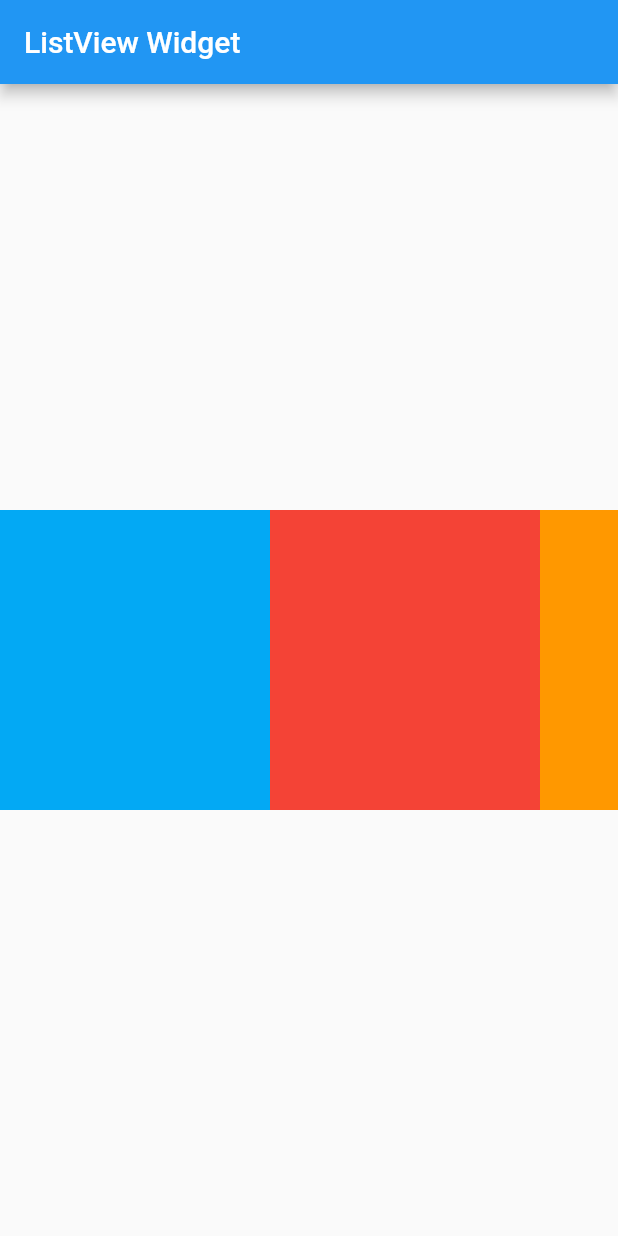
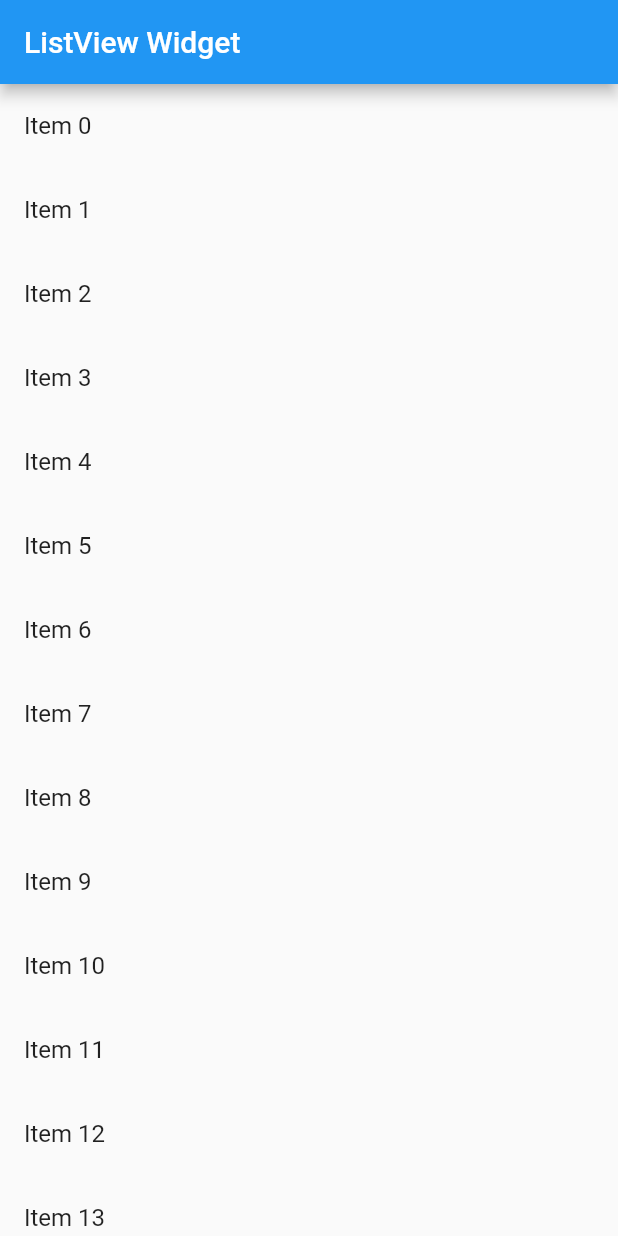
Before and after one commit to aYangLi/js_pang_flutter, a Flutter app: the screen it shows after launch, on a phone screen of 412 x 824 dp. Run offline on Flutter 3.47's test engine with Material 2 defaults, Android fonts, the phone set to English and light mode, and no system bars.

Commit message:
动态列表

```diff
--- a/lib/main.dart
+++ b/lib/main.dart
@@ -1,8 +1,14 @@
 import 'package:flutter/material.dart';
 
-void main() => runApp(MyApp());
+void main() =>
+    runApp(MyApp(items: new List<String>.generate(100, (i) => 'Item $i')));
+
 // 静态组件
 class MyApp extends StatelessWidget {
+  final List<String> items;
+
+  MyApp({Key key, @required this.items}) : super(key: key);
+
   @override
   Widget build(BuildContext context) {
     return MaterialApp(
@@ -68,40 +74,50 @@ class MyApp extends StatelessWidget {
         //   ],
         // ),
 
-        body: Center(
-          child: Container(
-            height: 200.0,
-            child: MyList(),
-          ),
+        // body: Center(
+        //   child: Container(
+        //     height: 200.0,
+        //     child: MyList(),
+        //   ),
+        // ),
+
+        // 动态列表
+        body: ListView.builder(
+          itemCount: items.length,
+          itemBuilder: (context, index) {
+            return ListTile(
+              title: Text('${items[index]}'),
+            );
+          },
         ),
       ),
     );
   }
 }
 
-class MyList extends StatelessWidget {
-  @override
-  Widget build(BuildContext context) {
-    return ListView(
-      scrollDirection: Axis.horizontal, // 横向列表
-      children: <Widget>[
-        Container(
-          width: 180.0,
-          color: Colors.lightBlue,
-        ),
-        Container(
-          width: 180.0,
-          color: Colors.red,
-        ),
-        Container(
-          width: 180.0,
-          color: Colors.orange,
-        ),
-        Container(
-          width: 180.0,
-          color: Colors.purple,
-        ),
-      ],
-    );
-  }
-}
+// class MyList extends StatelessWidget {
+//   @override
+//   Widget build(BuildContext context) {
+//     return ListView(
+//       scrollDirection: Axis.horizontal, // 横向列表
+//       children: <Widget>[
+//         Container(
+//           width: 180.0,
+//           color: Colors.lightBlue,
+//         ),
+//         Container(
+//           width: 180.0,
+//           color: Colors.red,
+//         ),
+//         Container(
+//           width: 180.0,
+//           color: Colors.orange,
+//         ),
+//         Container(
+//           width: 180.0,
+//           color: Colors.purple,
+//         ),
+//       ],
+//     );
+//   }
+// }
```
